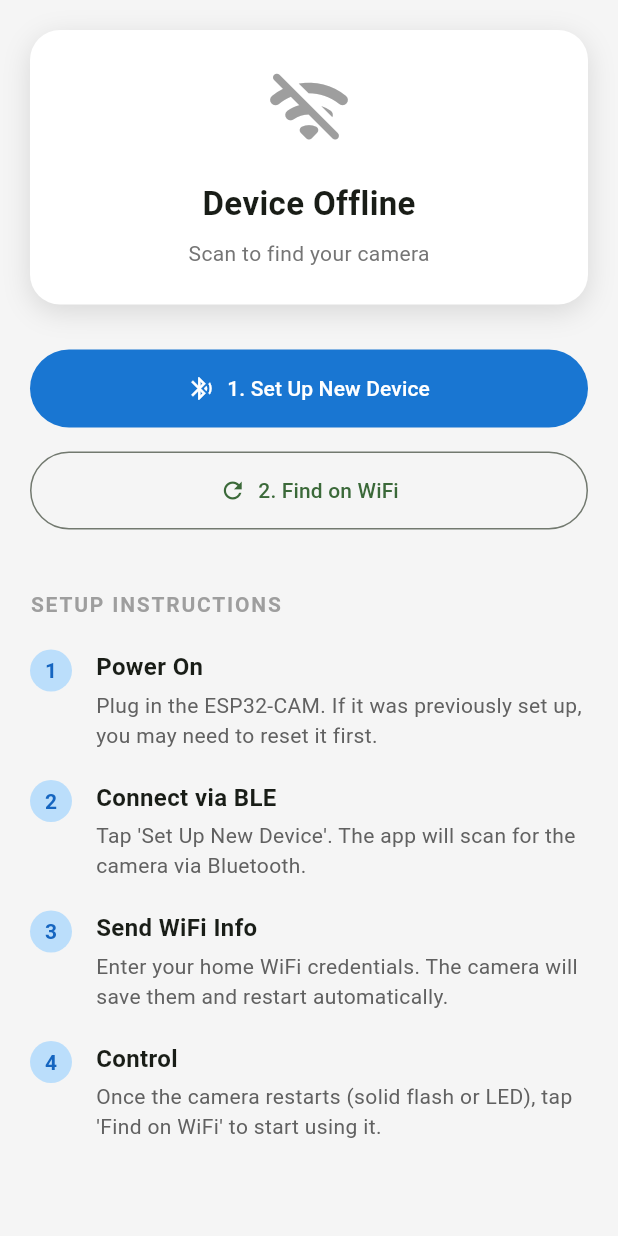
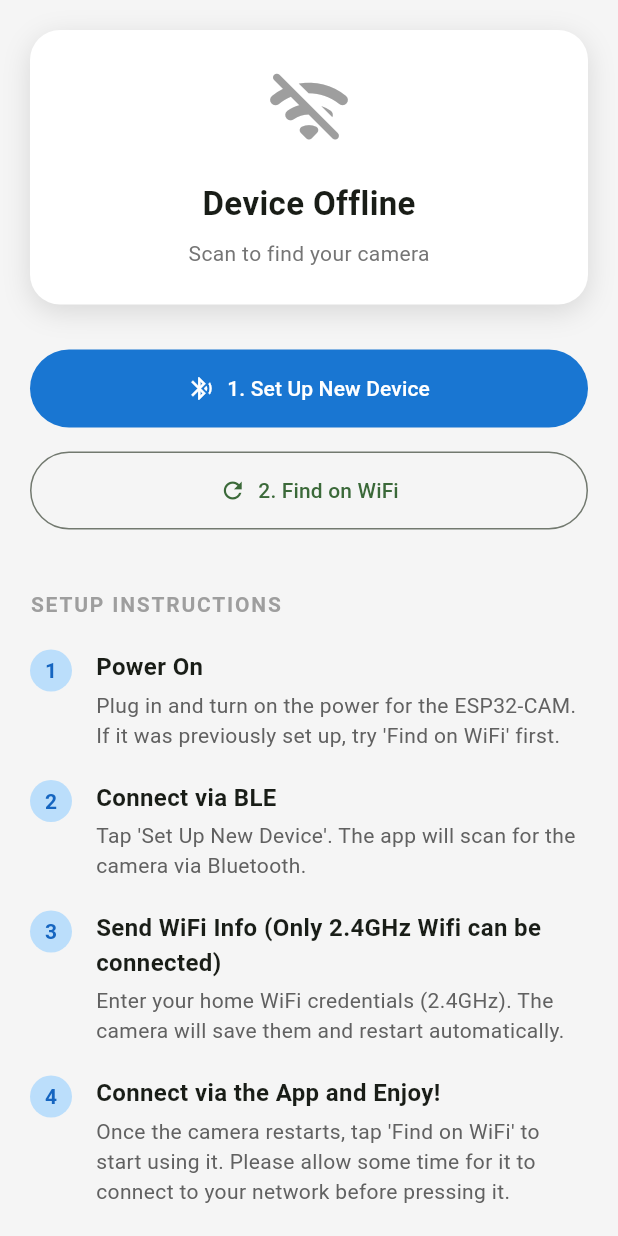
Before and after one commit to yansheng03/Inventory-Management-using-IoT-Devices, a Flutter app: the DevicePage screen opened directly, on a phone screen of 412 x 824 dp. Run offline on Flutter 3.47's test engine with Material 3 defaults, Android fonts, the light colour scheme and no system bars; our stand-ins replace cloud_firestore, firebase_auth, firebase_core, flutter_blue_plus, multicast_dns, permission_handler; accounts and stored records are empty; generated files the repository leaves out were written again.

Commit message:
Adjustments
-adjust wording and corrected details on device setup
-added user manual

```diff
--- a/lib/screens/device_page.dart
+++ b/lib/screens/device_page.dart
@@ -210,7 +210,7 @@ class _DevicePageState extends State<DevicePage> {
                   _buildGuideStep(
                     "1",
                     "Power On",
-                    "Plug in the ESP32-CAM. If it was previously set up, you may need to reset it first.",
+                    "Plug in and turn on the power for the ESP32-CAM. If it was previously set up, try 'Find on WiFi' first.",
                   ),
                   _buildGuideStep(
                     "2",
@@ -219,13 +219,13 @@ class _DevicePageState extends State<DevicePage> {
                   ),
                   _buildGuideStep(
                     "3",
-                    "Send WiFi Info",
-                    "Enter your home WiFi credentials. The camera will save them and restart automatically.",
+                    "Send WiFi Info (Only 2.4GHz Wifi can be connected)",
+                    "Enter your home WiFi credentials (2.4GHz). The camera will save them and restart automatically.",
                   ),
                   _buildGuideStep(
                     "4",
-                    "Control",
-                    "Once the camera restarts (solid flash or LED), tap 'Find on WiFi' to start using it.",
+                    "Connect via the App and Enjoy!",
+                    "Once the camera restarts, tap 'Find on WiFi' to start using it. Please allow some time for it to connect to your network before pressing it.",
                   ),
                 ] else ...[
                   // --- Connected Controls ---
```
Also changed, not shown: lib/screens/profile_page.dart (+79 -26 lines).
